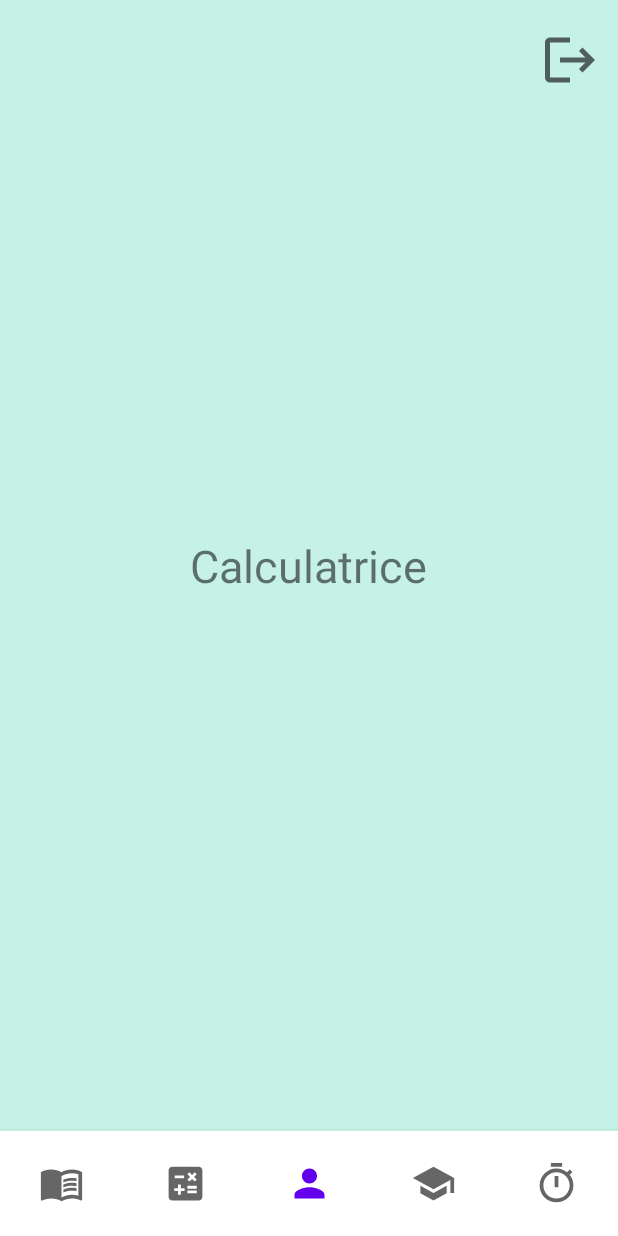
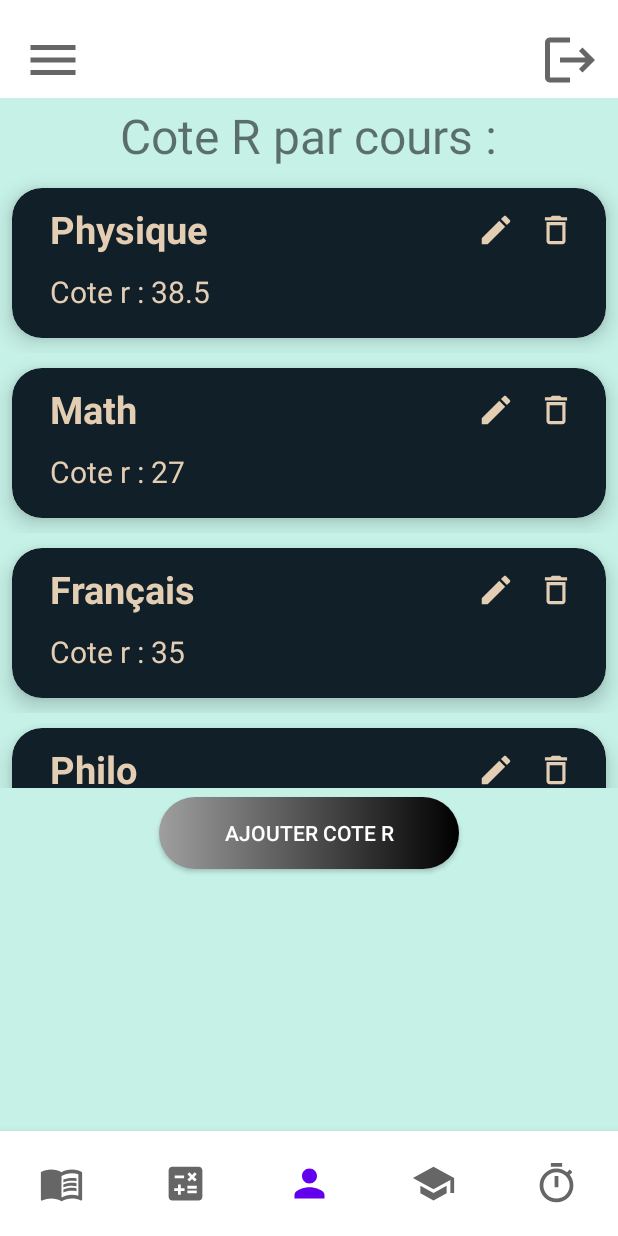
Before and after one commit to miska1234/H22-GRP01-EQUIPE07-COTE_R, an Android app: the fragment CalculatriceCoteRFragment placed in its activity, on a phone screen of 412 x 824 dp. Run offline under Robolectric (Android 15) with nearby library versions, the phone set to English and light mode, and no system bars; our stand-ins replace Firebase (no records; nobody signed in at launch, a user with empty details on screens opened directly).

Commit message:
Première version du fragment de calculatrice de cote r

```diff
--- a/app/src/main/java/com/example/projetappliactioncoter/CalculatriceCoteRFragment.java
+++ b/app/src/main/java/com/example/projetappliactioncoter/CalculatriceCoteRFragment.java
@@ -3,17 +3,70 @@ package com.example.projetappliactioncoter;
 import android.os.Bundle;
 
 import androidx.fragment.app.Fragment;
+import androidx.fragment.app.FragmentTransaction;
+import androidx.recyclerview.widget.LinearLayoutManager;
+import androidx.recyclerview.widget.RecyclerView;
 
 import android.view.LayoutInflater;
 import android.view.View;
 import android.view.ViewGroup;
+import android.widget.Button;
+
+import java.util.ArrayList;
+import java.util.zip.Inflater;
 
 public class CalculatriceCoteRFragment extends Fragment{
+
+    ArrayList<CoteRModel> coteRModels = new ArrayList<>();
+    Button buttonAjouterCoteR;
+
 
     public View onCreateView(LayoutInflater inflater, ViewGroup container,
                              Bundle savedInstanceState) {
 
-        return inflater.inflate(R.layout.fragment_calculatrice_cote_r, container, false);
+        View view = inflater.inflate(R.layout.fragment_calculatrice_cote_r, container, false);
+
+        RecyclerView recyclerView = view.findViewById(R.id.recyclerview_cote_r);
+        buttonAjouterCoteR = view.findViewById(R.id.ajouterCoteR);
+        buttonAjouterCoteR.setOnClickListener(new View.OnClickListener() {
+            @Override
+            public void onClick(View view) {
+                Fragment fragmentRealCalcCoteR = new CalculatriceCoteR_realCalcul_Fragment();
+                FragmentTransaction fm = getActivity().getSupportFragmentManager().beginTransaction();
+                fm.replace(R.id.fragment_container, fragmentRealCalcCoteR).commit();
+            }
+        });
+
+        setUpCoteRModels();
+        CoteR_RecyclerViewAdapter coteR_recyclerViewAdapter = new CoteR_RecyclerViewAdapter(getContext(), coteRModels);
+
+        recyclerView.setAdapter(coteR_recyclerViewAdapter);
+        recyclerView.setLayoutManager(new LinearLayoutManager(getContext()));
+
+        coteR_recyclerViewAdapter.setOnItemListener(new CoteR_RecyclerViewAdapter.OnItemClickListener() {
+            @Override
+            public void onEditClick(int position) {
+                coteRModels.get(position).setCoteR("Bot");
+                coteR_recyclerViewAdapter.notifyItemChanged(position);
+            }
+
+            @Override
+            public void onDeleteClick(int position) {
+                coteRModels.remove(position);
+                coteR_recyclerViewAdapter.notifyItemRemoved(position);
+            }
+        });
+
+        return view;
+    }
+
+    private void setUpCoteRModels(){
+        String[] matiereNom = getResources().getStringArray(R.array.coursTest);
+        String[] coteR = getResources().getStringArray(R.array.Cote_r);
+
+        for(int i = 0 ;  i < matiereNom.length; i++){
+            coteRModels.add(new CoteRModel(matiereNom[i], coteR[i]));
+        }
     }
 
 }
--- /dev/null
+++ b/app/src/main/java/com/example/projetappliactioncoter/CoteRModel.java
@@ -0,0 +1,29 @@
+package com.example.projetappliactioncoter;
+
+public class CoteRModel {
+    String matière;
+    String coteR;
+
+    public CoteRModel(String matière, String coteR) {
+        this.matière = matière;
+        this.coteR = coteR;
+    }
+
+    public CoteRModel(){}
+
+    public String getMatière() {
+        return matière;
+    }
+
+    public String getCoteR() {
+        return coteR;
+    }
+
+    public void setMatière(String matière) {
+        this.matière = matière;
+    }
+
+    public void setCoteR(String coteR) {
+        this.coteR = coteR;
+    }
+}
--- /dev/null
+++ b/app/src/main/java/com/example/projetappliactioncoter/CoteR_RecyclerViewAdapter.java
@@ -0,0 +1,99 @@
+package com.example.projetappliactioncoter;
+
+import android.content.Context;
+import android.view.LayoutInflater;
+import android.view.View;
+import android.view.ViewGroup;
+import android.widget.ImageView;
+import android.widget.TextView;
+
+import androidx.annotation.NonNull;
+import androidx.recyclerview.widget.RecyclerView;
+
+import java.util.ArrayList;
+
+public class CoteR_RecyclerViewAdapter extends RecyclerView.Adapter<CoteR_RecyclerViewAdapter.MyViewHolder> {
+
+    Context context;
+    ArrayList<CoteRModel> coteRModels;
+    private OnItemClickListener mListener;
+
+    public CoteR_RecyclerViewAdapter(Context context, ArrayList<CoteRModel> coteRModels){
+        this.context = context;
+        this.coteRModels = coteRModels;
+    }
+
+
+
+    @NonNull
+    @Override
+    public CoteR_RecyclerViewAdapter.MyViewHolder onCreateViewHolder(@NonNull ViewGroup parent, int viewType) {
+
+        LayoutInflater inflater = LayoutInflater.from(context);
+        View view = inflater.inflate(R.layout.recyclerview_row, parent, false);
+
+
+        return new CoteR_RecyclerViewAdapter.MyViewHolder(view, mListener);
+    }
+
+    @Override
+    public void onBindViewHolder(@NonNull CoteR_RecyclerViewAdapter.MyViewHolder holder, int position) {
+        holder.coterTextView.setText(coteRModels.get(position).getCoteR());
+        holder.matiereTextView.setText(coteRModels.get(position).getMatière());
+    }
+
+    @Override
+    public int getItemCount() {
+        return coteRModels.size();
+    }
+
+    public interface OnItemClickListener{
+        void onEditClick(int position);
+        void onDeleteClick(int position);
+    }
+
+    public void setOnItemListener(OnItemClickListener listener){
+        mListener = listener;
+    }
+
+    public static class MyViewHolder extends RecyclerView.ViewHolder{
+
+        TextView matiereTextView, coterTextView;
+        ImageView editImageView, deleteImageView;
+
+        public MyViewHolder(@NonNull View itemView, OnItemClickListener listener) {
+            super(itemView);
+
+            matiereTextView = (TextView) itemView.findViewById(R.id.matiere_coteR_calculatrice);
+            coterTextView = (TextView) itemView.findViewById(R.id.coteR_calculatrice);
+            editImageView = (ImageView) itemView.findViewById(R.id.edit_calculatrice);
+            deleteImageView = (ImageView) itemView.findViewById(R.id.delete_calculatrice);
+
+            editImageView.setOnClickListener(new View.OnClickListener() {
+                @Override
+                public void onClick(View view) {
+                    if(listener != null){
+                        int position = getAdapterPosition();
+                        if(position != RecyclerView.NO_POSITION){
+                            listener.onEditClick(position);
+                        }
+                    }
+                }
+            });
+
+            deleteImageView.setOnClickListener(new View.OnClickListener() {
+                @Override
+                public void onClick(View view) {
+                    if(listener != null){
+                        int position = getAdapterPosition();
+                        if(position != RecyclerView.NO_POSITION){
+                            listener.onDeleteClick(position);
+                        }
+                    }
+                }
+            });
+
+
+        }
+    }
+}
--- a/app/src/main/java/com/example/projetappliactioncoter/MenuV2Activity.java
+++ b/app/src/main/java/com/example/projetappliactioncoter/MenuV2Activity.java
@@ -29,6 +29,7 @@ public class MenuV2Activity extends AppCompatActivity  {
         bottomNavigationView = findViewById(R.id.bottom_navigation);
         logoutTextView = (ImageView) findViewById(R.id.logoutButton);
 
+        //TODO setOnClickListener pour le menubutton
         logoutTextView.setOnClickListener(new View.OnClickListener() {
             @Override
             public void onClick(View view) {
--- /dev/null
+++ b/app/src/main/res/drawable/ic_baseline_delete_outline_24.xml
@@ -0,0 +1,5 @@
+<vector android:height="24dp" android:tint="#E3CDB3"
+    android:viewportHeight="24" android:viewportWidth="24"
+    android:width="24dp" xmlns:android="http://schemas.android.com/apk/res/android">
+    <path android:fillColor="@android:color/white" android:pathData="M6,19c0,1.1 0.9,2 2,2h8c1.1,0 2,-0.9 2,-2L18,7L6,7v12zM8,9h8v10L8,19L8,9zM15.5,4l-1,-1h-5l-1,1L5,4v2h14L19,4z"/>
+</vector>
--- /dev/null
+++ b/app/src/main/res/drawable/ic_edit.xml
@@ -0,0 +1,5 @@
+<vector android:height="24dp" android:tint="#E3CDB3"
+    android:viewportHeight="24" android:viewportWidth="24"
+    android:width="24dp" xmlns:android="http://schemas.android.com/apk/res/android">
+    <path android:fillColor="@android:color/white" android:pathData="M3,17.25V21h3.75L17.81,9.94l-3.75,-3.75L3,17.25zM20.71,7.04c0.39,-0.39 0.39,-1.02 0,-1.41l-2.34,-2.34c-0.39,-0.39 -1.02,-0.39 -1.41,0l-1.83,1.83 3.75,3.75 1.83,-1.83z"/>
+</vector>
--- /dev/null
+++ b/app/src/main/res/drawable/ic_menu.xml
@@ -0,0 +1,10 @@
+<vector xmlns:android="http://schemas.android.com/apk/res/android"
+    android:width="24dp"
+    android:height="24dp"
+    android:viewportWidth="24"
+    android:viewportHeight="24"
+    android:tint="?attr/colorControlNormal">
+  <path
+      android:fillColor="@android:color/white"
+      android:pathData="M3,18h18v-2L3,16v2zM3,13h18v-2L3,11v2zM3,6v2h18L21,6L3,6z"/>
+</vector>
--- a/app/src/main/res/layout/activity_menu_v2.xml
+++ b/app/src/main/res/layout/activity_menu_v2.xml
@@ -6,8 +6,6 @@
     android:layout_height="match_parent"
     android:background="@color/turquoise"
     tools:context=".MenuV2Activity">
-
-
 
 
     <FrameLayout
@@ -24,6 +22,14 @@
         android:layout_marginStart="360dp"
         android:layout_marginTop="20dp"/>
 
+    <ImageView
+        android:layout_width="40dp"
+        android:layout_height="40dp"
+        android:id="@+id/menuButton"
+        android:background="@drawable/ic_menu"
+        android:layout_marginStart="15dp"
+        android:layout_marginTop="20dp"/>
+
     <com.google.android.material.bottomnavigation.BottomNavigationView
         android:id="@+id/bottom_navigation"
         android:layout_width="match_parent"
--- a/app/src/main/res/layout/fragment_calculatrice_cote_r.xml
+++ b/app/src/main/res/layout/fragment_calculatrice_cote_r.xml
@@ -1,15 +1,52 @@
 <?xml version="1.0" encoding="utf-8"?>
-<RelativeLayout xmlns:android="http://schemas.android.com/apk/res/android"
+<LinearLayout xmlns:android="http://schemas.android.com/apk/res/android"
     android:layout_width="match_parent"
     android:layout_height="match_parent"
-    android:background="@color/turquoise">
+    android:background="@color/turquoise"
+    android:orientation="vertical">
 
-    <TextView
-        android:layout_width="wrap_content"
-        android:layout_height="wrap_content"
-        android:layout_centerInParent="true"
-        android:text="Calculatrice"
-        android:textSize="30sp" />
+    "<!--" Sert a juste distinguer le relative layout pr pas touch
+     les boutton menu et logout"-->"
+    <RelativeLayout
+        android:layout_width="match_parent"
+        android:layout_height="65dp"
+        android:background="@color/white"/>
+
+    <RelativeLayout
+        android:layout_width="match_parent"
+        android:layout_height="50dp">
+
+        <TextView
+            android:layout_width="wrap_content"
+            android:layout_height="wrap_content"
+            android:layout_centerInParent="true"
+            android:text="Cote R par cours :"
+            android:textSize="32sp"/>
+
+    </RelativeLayout>
+
+    <androidx.recyclerview.widget.RecyclerView
+        android:layout_width="match_parent"
+        android:layout_height="410dp"
+        android:id="@+id/recyclerview_cote_r">
+
+    </androidx.recyclerview.widget.RecyclerView>
+    <RelativeLayout
+        android:layout_width="match_parent"
+        android:layout_height="60dp">
+
+        <!--> TODO add le onClick pour ajouter cote r<-->
+        <Button
+            android:layout_width="200dp"
+            android:layout_height="wrap_content"
+            android:layout_centerInParent="true"
+            android:background="@drawable/button"
+            android:text="@string/ajouter_cote_r"
+            android:textColor="@color/white"
+            android:id="@+id/ajouterCoteR"/>
+    </RelativeLayout>
 
 
-</RelativeLayout>
+
+
+</LinearLayout>
--- /dev/null
+++ b/app/src/main/res/layout/recyclerview_row.xml
@@ -0,0 +1,65 @@
+<?xml version="1.0" encoding="utf-8"?>
+<RelativeLayout xmlns:android="http://schemas.android.com/apk/res/android"
+    android:layout_width="match_parent"
+    android:layout_height="wrap_content"
+    xmlns:app="http://schemas.android.com/apk/res-auto">
+
+    <androidx.cardview.widget.CardView
+        android:layout_width="match_parent"
+        android:layout_height="wrap_content"
+        android:layout_centerInParent="true"
+        android:layout_marginTop="10dp"
+        android:layout_marginStart="8dp"
+        android:layout_marginEnd="8dp"
+        android:layout_marginBottom="10dp"
+        app:cardCornerRadius="20dp"
+        app:cardElevation="8dp"
+        app:cardBackgroundColor="@color/blueblack">
+
+        <RelativeLayout
+            android:layout_width="match_parent"
+            android:layout_height="100dp">
+
+            <TextView
+                android:layout_width="wrap_content"
+                android:layout_height="wrap_content"
+                android:id="@+id/matiere_coteR_calculatrice"
+                android:textColor="@color/tan"
+                android:layout_marginStart="25dp"
+                android:layout_marginTop="10dp"
+                android:text="Physique"
+                android:textSize="25sp"
+                android:textStyle="bold"/>
+
+            <TextView
+                android:layout_width="wrap_content"
+                android:layout_height="wrap_content"
+                android:id="@+id/coteR_calculatrice"
+                android:textColor="@color/tan"
+                android:layout_marginStart="25dp"
+                android:layout_marginTop="55dp"
+                android:text="Cote r : 27"
+                android:textSize="20sp" />
+
+            <ImageView
+                android:layout_width="25dp"
+                android:layout_height="25dp"
+                android:id="@+id/delete_calculatrice"
+                android:background="@drawable/ic_baseline_delete_outline_24"
+                android:layout_marginStart="350dp"
+                android:layout_marginTop="15dp"/>
+
+            <ImageView
+                android:layout_width="25dp"
+                android:layout_height="25dp"
+                android:id="@+id/edit_calculatrice"
+                android:background="@drawable/ic_edit"
+                android:layout_marginStart="310dp"
+                android:layout_marginTop="15dp"/>
+
+
+
+        </RelativeLayout>
+    </androidx.cardview.widget.CardView>
+
+</RelativeLayout>
--- a/app/src/main/res/values/colors.xml
+++ b/app/src/main/res/values/colors.xml
@@ -9,6 +9,11 @@
     <color name="white">#FFFFFFFF</color>
     <color name="turquoise">#C6F1E7</color>
     <color name="gris">#777777</color>
+    <color name="tan">#e3cdb3</color>
+    <color name="blueblack">#111f28</color>
+    <color name="red">#FF0000</color>
+
+
 
 
 </resources>
--- a/app/src/main/res/values/strings.xml
+++ b/app/src/main/res/values/strings.xml
@@ -45,10 +45,30 @@
     <string name="profil_view">profil_view</string>
     <string name="universite">universite</string>
     <string name="title_activity_menu_v2">zioubankz</string>
-    <!-- TODO: Remove or change this placeholder text -->
     <string name="hello_blank_fragment">Hello blank fragment</string>
     <string name="titreProfilFragment">Profil</string>
     <string name="nom_complet_profil">Nom complet</string>
+    <string name="ajouter_cote_r">Ajouter Cote R</string>
+
+    <string-array name="coursTest">
+        <item>Physique</item>
+        <item>Math</item>
+        <item>Français</item>
+        <item>Philo</item>
+        <item>Éduc</item>
+        <item>Art</item>
+
+    </string-array>
+
+    <string-array name="Cote_r">
+        <item>Cote r : 38.5</item>
+        <item>Cote r : 27</item>
+        <item>Cote r : 35</item>
+        <item>Cote r : 32</item>
+        <item>Cote r : 33</item>
+        <item>Cote r : 29</item>
+
+    </string-array>
 
 
 </resources>
```
Also changed, not shown: app/src/main/java/com/example/projetappliactioncoter/CalculatriceCoteR_realCalcul_Fragment.java (added, +98 -0 lines), app/src/main/res/layout/fragment_calculatricecoter_realcalcul.xml (added, +108 -0 lines).
